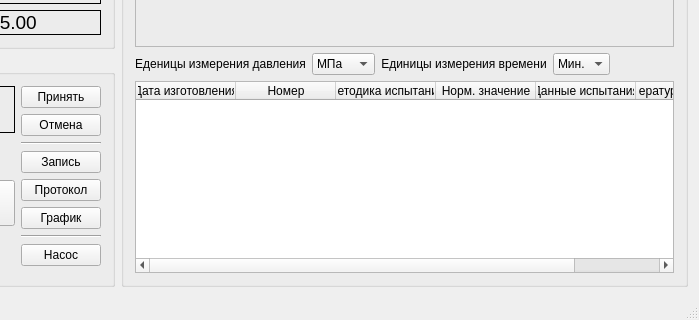
Old version of the form main_window.ui in the repository firef0xff/ttm25; both pictures show x 283 to 982 and y 599 to 919 of the 982 by 919 pixel window.
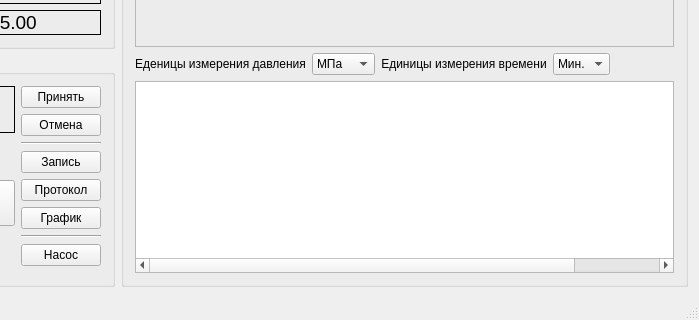
New version of the form.

Commit message: правка интерфейса

Diff of the .ui file:
```diff
--- a/main_window.ui
+++ b/main_window.ui
@@ -903,7 +903,7 @@
             </sizepolicy>
            </property>
            <attribute name="horizontalHeaderVisible">
-            <bool>true</bool>
+            <bool>false</bool>
            </attribute>
            <attribute name="horizontalHeaderCascadingSectionResizes">
             <bool>false</bool>
```
Left out of the diff: 7 changed lines with no effect on the pictures. The commit also changes 2 other files.
